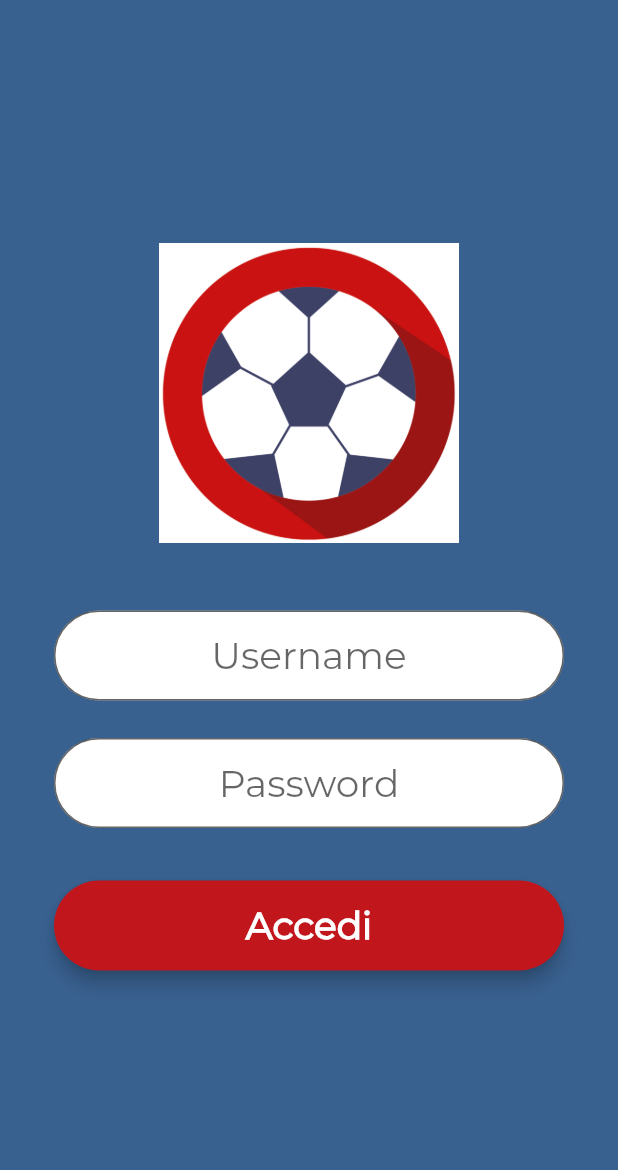
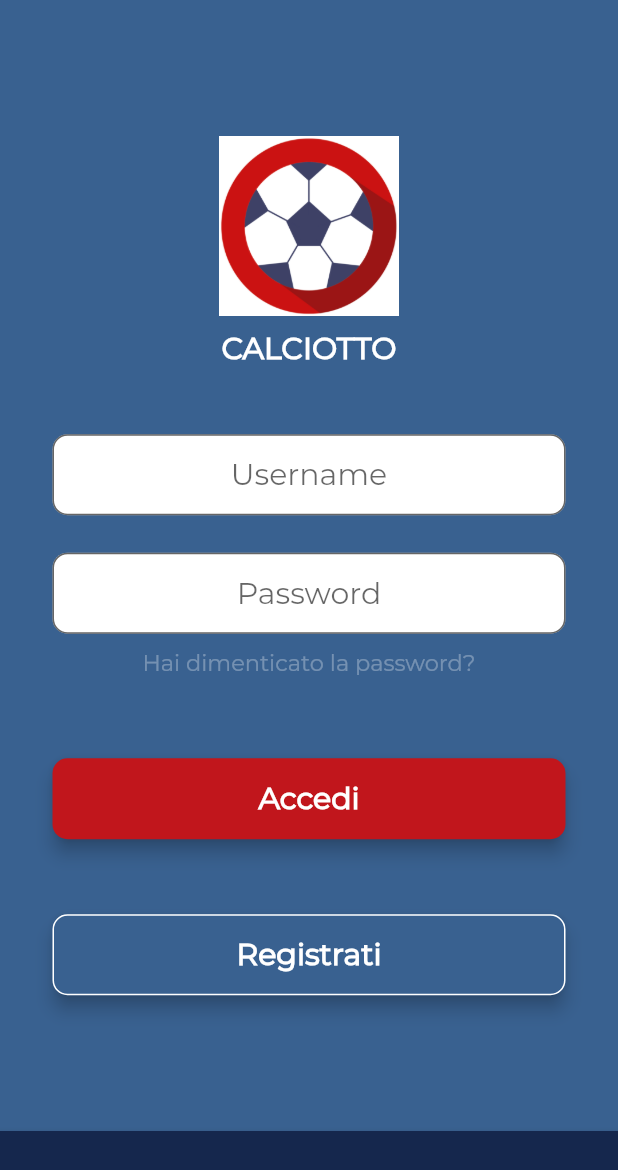
Before and after one commit to leonardomenti/calciotto-app, a Flutter app: the screen it shows after launch, on a phone screen of 412 x 824 dp. Shown: the top 1170 px of the screen. Run offline on Flutter 3.47's test engine with Material 2 defaults, Android fonts, the light colour scheme and no system bars.

Commit message:
style login page

```diff
--- a/lib/main.dart
+++ b/lib/main.dart
@@ -12,9 +12,9 @@ class MyApp extends StatelessWidget {
   @override
   Widget build(BuildContext context) {
     return MaterialApp(
-      title: 'Flutter Demo',
+      title: 'Calciotto',
       theme: ThemeData(
-        primarySwatch: Colors.green,
+        primarySwatch: Colors.grey,
       ),
       home: const MyHomePage(title: 'Flutter Demo Home Page'),
     );
--- a/lib/screens/login.dart
+++ b/lib/screens/login.dart
@@ -2,12 +2,16 @@ import 'package:flutter/material.dart';
 
 class Login extends StatelessWidget {
 
-  TextStyle style = TextStyle(fontFamily: 'Montserrat', fontSize: 25.0);
+  TextStyle style = TextStyle(fontFamily: 'Montserrat', fontSize: 20.0);
+  final appBar = new AppBar(
+    title: new Text(""),
+    backgroundColor: Color.fromARGB(255, 21, 39, 77),
+  );
 
   @override
   Widget build(BuildContext context) {
 
-    final emailField = TextField(
+    final usernameField = TextField(
       obscureText: false,
       style: style,
       textAlign: TextAlign.center,
@@ -17,8 +21,9 @@ class Login extends StatelessWidget {
           fillColor: Colors.white,
           filled: true,
           border:
-          OutlineInputBorder(borderRadius: BorderRadius.circular(32.0))),
+          OutlineInputBorder(borderRadius: BorderRadius.circular(10.0))),
     );
+
     final passwordField = TextField(
       obscureText: true,
       style: style,
@@ -29,11 +34,12 @@ class Login extends StatelessWidget {
           fillColor: Colors.white,
           filled: true,
           border:
-          OutlineInputBorder(borderRadius: BorderRadius.circular(32.0))),
+          OutlineInputBorder(borderRadius: BorderRadius.circular(10.0))),
     );
+
     final loginButon = Material(
       elevation: 5.0,
-      borderRadius: BorderRadius.circular(30.0),
+      borderRadius: BorderRadius.circular(10.0),
       color: Color.fromARGB(255, 193, 22, 28),
       child: MaterialButton(
         minWidth: MediaQuery.of(context).size.width,
@@ -46,35 +52,68 @@ class Login extends StatelessWidget {
       ),
     );
 
+    final registrationButon = Material(
+      elevation: 5.0,
+      color: Color.fromARGB(255, 57, 97, 144),
+      borderRadius: BorderRadius.circular(10.0),
+      child: MaterialButton(
+        minWidth: MediaQuery.of(context).size.width,
+        padding: EdgeInsets.fromLTRB(20.0, 15.0, 20.0, 15.0),
+        onPressed: () {},
+        shape: RoundedRectangleBorder(
+            borderRadius: BorderRadius. circular(10.0),
+            side: BorderSide(color: Colors. white)
+        ),
+        child: Text("Registrati",
+            textAlign: TextAlign.center,
+            style: style.copyWith(
+                color: Colors.white, fontWeight: FontWeight.bold)),
+      ),
+    );
+
+    final resetPassword = Text(
+      'Hai dimenticato la password?',
+      textAlign: TextAlign.center,
+      style: style.copyWith(
+          color: Colors.white30, fontSize: 15),
+    );
+
     return Scaffold(
       body: Center(
         child: Container(
           color: Color.fromARGB(255, 57, 97, 144),
-          child: Padding(
-            padding: const EdgeInsets.all(36.0),
+          padding: const EdgeInsets.all(35.0),
           child: Column(
             crossAxisAlignment: CrossAxisAlignment.center,
             mainAxisAlignment: MainAxisAlignment.center,
             children: <Widget>[
               SizedBox(
-                  height: 200.0,
+                height: 120.0,
                 child: Image.asset(
                   "assets/images/logo.png",
                   fit: BoxFit.contain,
                 ),
               ),
+              SizedBox(height: 10.0),
+              Text("CALCIOTTO",
+                  textAlign: TextAlign.center,
+                  style: style.copyWith(
+                      color: Colors.white, fontWeight: FontWeight.bold)),
               SizedBox(height: 45.0),
-                emailField,
+              usernameField,
               SizedBox(height: 25.0),
               passwordField,
-                SizedBox(height: 35.0,),
+              SizedBox(height: 10.0,),
+              resetPassword,
+              SizedBox(height: 55.0,),
               loginButon,
-                SizedBox(height: 15.0,),
+              SizedBox(height: 50.0,),
+              registrationButon,
             ],
           ),
         ),
       ),
-      ),
+      bottomNavigationBar: SizedBox(height: 70, child: appBar),
     );
   }
 }
```
Lines whose indentation alone changed are shown as unchanged.
